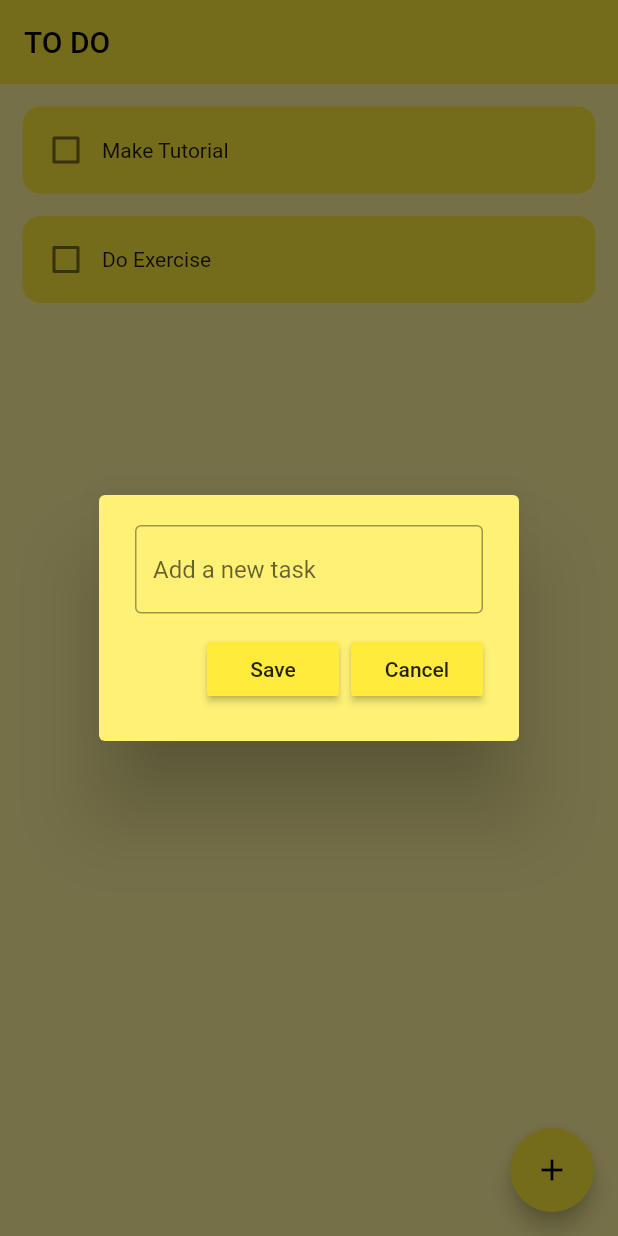
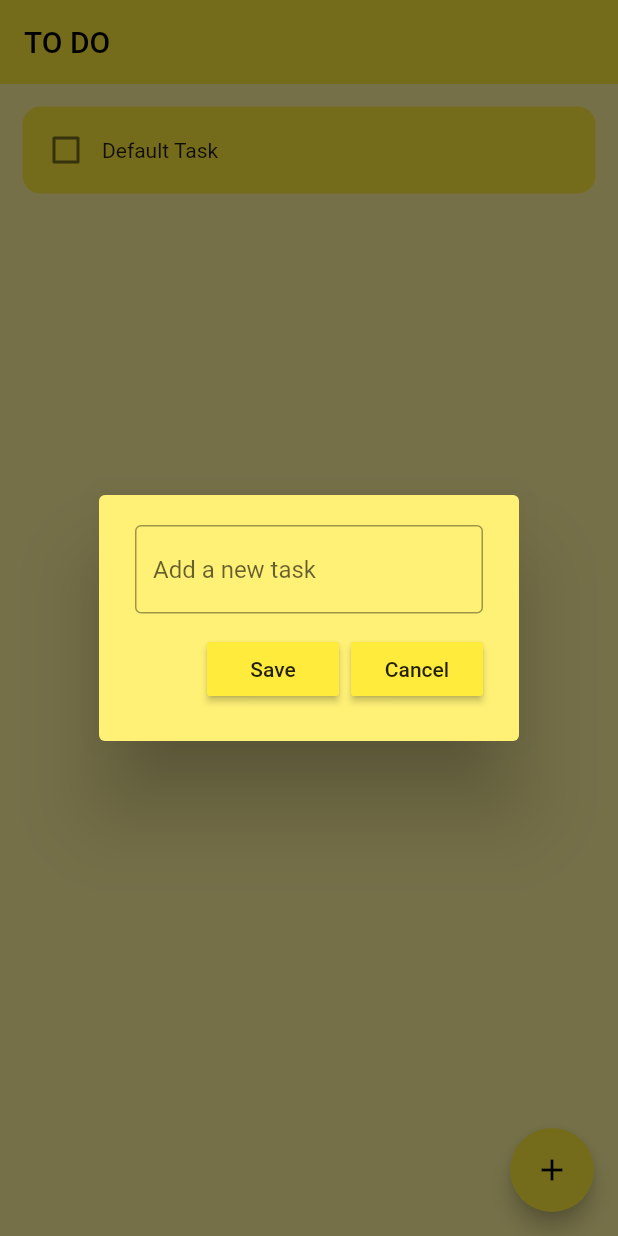
Before and after one commit to franciscooq/Flutter_ToDo, a Flutter app: the screen it shows after launch, after a tap on the "add" icon, on a phone screen of 412 x 824 dp. Run offline on Flutter 3.47's test engine with Material 2 defaults, Android fonts, the phone set to English and light mode, and no system bars; drawn by our look-alikes of flutter_slidable; our stand-ins replace hive_flutter; accounts and stored records are empty.

Commit message:
Included database

```diff
--- /dev/null
+++ b/flutter_todo/lib/data/database.dart
@@ -0,0 +1,25 @@
+import 'package:hive_flutter/hive_flutter.dart';
+
+class ToDoDataBase {
+  List toDoList = [];
+
+  // reference the box
+  final _myBox = Hive.box('mybox');
+
+  // run this method if this is the 1st time ever opening this app
+  void createInitialData() {
+    toDoList = [
+      ["Default Task", false],
+    ];
+  }
+
+  // load the data from the database
+  void loadData() {
+    toDoList = _myBox.get("TODOLIST");
+  }
+
+  // update the database
+  void updateDataBase() {
+    _myBox.put("TODOLIST", toDoList);
+  }
+}
--- a/flutter_todo/lib/main.dart
+++ b/flutter_todo/lib/main.dart
@@ -1,7 +1,14 @@
 import 'package:flutter/material.dart';
 import 'package:flutter_todo/pages/home_page.dart';
+import 'package:hive_flutter/hive_flutter.dart';
 
-void main() {
+void main() async {
+  //initialize hive
+  await Hive.initFlutter();
+
+  //open the box
+  var box = await Hive.openBox('mybox');
+
   runApp(const MyApp());
 }
 
@@ -13,7 +20,7 @@ class MyApp extends StatelessWidget {
   Widget build(BuildContext context) {
     return MaterialApp(
       debugShowCheckedModeBanner: false,
-      title: 'Flutter ToDo',
+      title: 'Flutter ToDo - Mitch',
       theme: ThemeData(
         primarySwatch: Colors.yellow,
       ),
--- a/flutter_todo/lib/pages/home_page.dart
+++ b/flutter_todo/lib/pages/home_page.dart
@@ -1,6 +1,8 @@
 import 'package:flutter/material.dart';
+import 'package:flutter_todo/data/database.dart';
 import 'package:flutter_todo/utils/dialog_box.dart';
 import 'package:flutter_todo/utils/todo_tile.dart';
+import 'package:hive_flutter/hive_flutter.dart';
 
 class HomePage extends StatefulWidget {
   const HomePage({Key? key}) : super(key: key);
@@ -10,29 +12,47 @@ class HomePage extends StatefulWidget {
 }
 
 class _HomePageState extends State<HomePage> {
+  //reference the hive box
+  final _myBox = Hive.box('mybox');
+  ToDoDataBase db = ToDoDataBase();
+
+  @override
+  void initState() {
+    // if this is the 1st time ever opening the app
+    if (_myBox.get("TODOLIST") == null) {
+      db.createInitialData();
+    } else {
+      // there already exist data
+      db.loadData();
+    }
+    super.initState();
+  }
+
   // text controller
   final _controller = TextEditingController();
 
   //list of todo task
-  List toDoList = [
-    ["Make Tutorial", false],
-    ["Do Exercise", false],
-  ];
+  // List toDoList = [
+  //   ["Make Tutorial", false],
+  //   ["Do Exercise", false],
+  // ];
 
   //checkbox whas tapped
   void checkBoxChanged(bool? value, int index) {
     setState(() {
-      toDoList[index][1] = !toDoList[index][1];
+      db.toDoList[index][1] = !db.toDoList[index][1];
     });
+    db.updateDataBase();
   }
 
   // save new task
   void saveNewTask() {
     setState(() {
-      toDoList.add([_controller.text, false]);
+      db.toDoList.add([_controller.text, false]);
       _controller.clear();
     });
     Navigator.of(context).pop();
+    db.updateDataBase();
   }
 
   //create a new task
@@ -52,8 +72,9 @@ class _HomePageState extends State<HomePage> {
   //delete task
   void deleteTask(int index) {
     setState(() {
-      toDoList.removeAt(index);
+      db.toDoList.removeAt(index);
     });
+    db.updateDataBase();
   }
 
   @override
@@ -69,11 +90,11 @@ class _HomePageState extends State<HomePage> {
         child: const Icon(Icons.add),
       ),
       body: ListView.builder(
-        itemCount: toDoList.length,
+        itemCount: db.toDoList.length,
         itemBuilder: (context, index) {
           return ToDoTile(
-            taskName: toDoList[index][0],
-            taskCompleted: toDoList[index][1],
+            taskName: db.toDoList[index][0],
+            taskCompleted: db.toDoList[index][1],
             onChanged: (value) => checkBoxChanged(value, index),
             deleteFunction: (context) => deleteTask(index),
           );
--- a/flutter_todo/pubspec.yaml
+++ b/flutter_todo/pubspec.yaml
@@ -29,7 +29,8 @@ environment:
 dependencies:
   flutter:
     sdk: flutter
-
+  hive: ^2.2.3
+  hive_flutter: ^1.1.0
 
   # The following adds the Cupertino Icons font to your application.
   # Use with the CupertinoIcons class for iOS style icons.
@@ -39,6 +40,8 @@ dependencies:
 dev_dependencies:
   flutter_test:
     sdk: flutter
+  hive_generator: ^1.1.3
+  build_runner: ^2.1.11
 
   # The "flutter_lints" package below contains a set of recommended lints to
   # encourage good coding practices. The lint set provided by the package is
```
